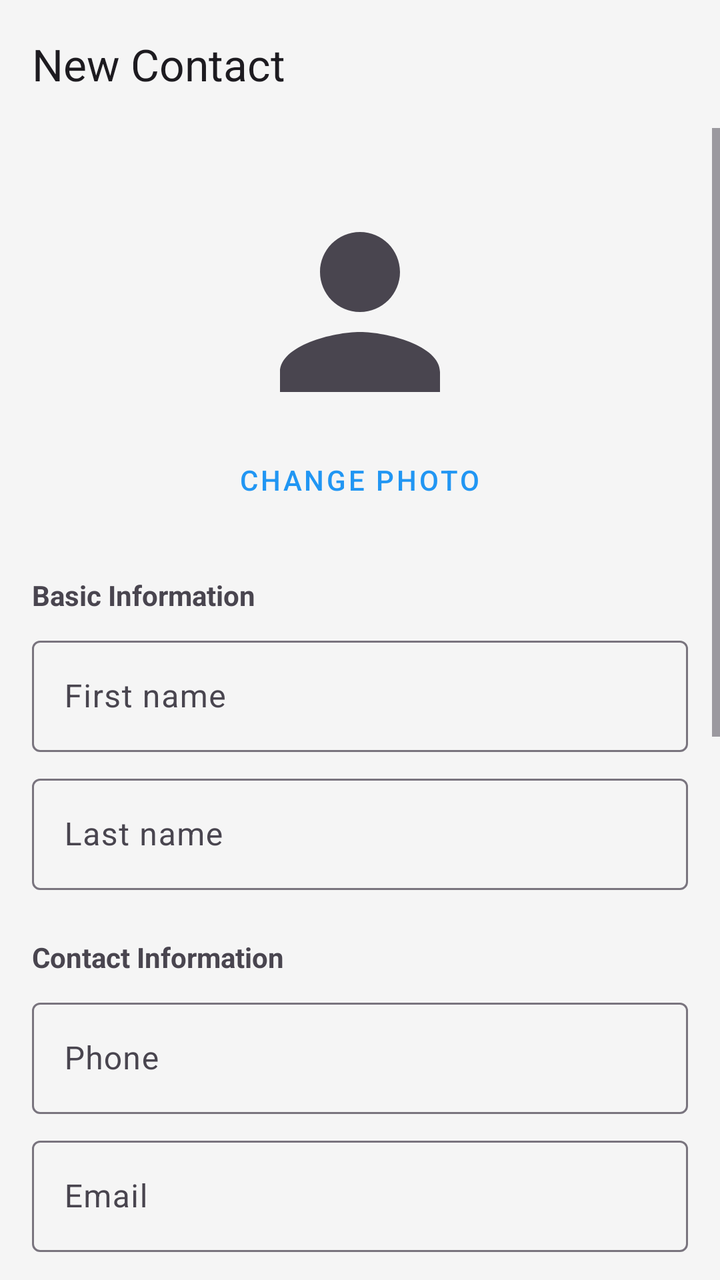
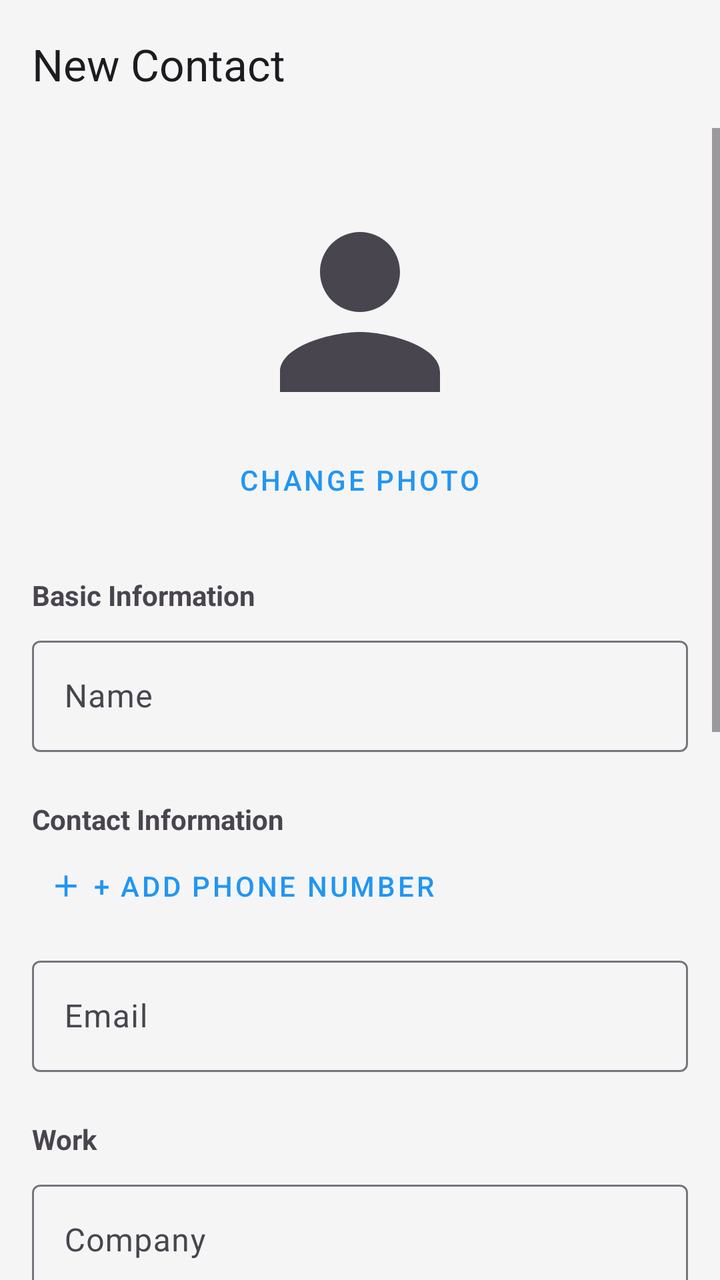

An Android layout rendered at two revisions. The XML below is the earlier revision; the diff shows what the commit changed to produce the second picture.
<!-- AndroidManifest.xml: application theme Theme.ContactVIP -->
<!-- res/layout/activity_add_edit_contact.xml -->
<?xml version="1.0" encoding="utf-8"?>
<androidx.constraintlayout.widget.ConstraintLayout xmlns:android="http://schemas.android.com/apk/res/android"
    xmlns:app="http://schemas.android.com/apk/res-auto"
    android:layout_width="match_parent"
    android:layout_height="match_parent">

    <com.google.android.material.appbar.MaterialToolbar
        android:id="@+id/toolbar"
        android:layout_width="match_parent"
        android:layout_height="?attr/actionBarSize"
        app:layout_constraintTop_toTopOf="parent"
        app:title="@string/new_contact" />

    <ScrollView
        android:layout_width="match_parent"
        android:layout_height="0dp"
        app:layout_constraintBottom_toBottomOf="parent"
        app:layout_constraintTop_toBottomOf="@id/toolbar">

        <LinearLayout
            android:layout_width="match_parent"
            android:layout_height="wrap_content"
            android:gravity="center_horizontal"
            android:orientation="vertical"
            android:padding="16dp">

            <com.google.android.material.imageview.ShapeableImageView
                android:id="@+id/iv_avatar"
                android:layout_width="120dp"
                android:layout_height="120dp"
                android:layout_marginTop="16dp"
                android:scaleType="centerCrop"
                android:src="@drawable/ic_person"
                app:shapeAppearanceOverlay="@style/ShapeAppearanceOverlay.App.Rounded" />

            <Button
                android:id="@+id/btn_change_photo"
                style="@style/Widget.MaterialComponents.Button.TextButton"
                android:layout_width="wrap_content"
                android:layout_height="wrap_content"
                android:text="Change photo" />

            <TextView
                android:layout_width="match_parent"
                android:layout_height="wrap_content"
                android:layout_marginTop="24dp"
                android:text="Basic Information"
                android:textStyle="bold" />

            <com.google.android.material.textfield.TextInputLayout
                android:id="@+id/til_first_name"
                android:layout_width="match_parent"
                android:layout_height="wrap_content"
                android:layout_marginTop="8dp"
                android:hint="@string/first_name">

                <com.google.android.material.textfield.TextInputEditText
                    android:id="@+id/et_first_name"
                    android:layout_width="match_parent"
                    android:layout_height="wrap_content" />
            </com.google.android.material.textfield.TextInputLayout>

            <com.google.android.material.textfield.TextInputLayout
                android:layout_width="match_parent"
                android:layout_height="wrap_content"
                android:layout_marginTop="8dp"
                android:hint="@string/last_name">

                <com.google.android.material.textfield.TextInputEditText
                    android:id="@+id/et_last_name"
                    android:layout_width="match_parent"
                    android:layout_height="wrap_content" />
            </com.google.android.material.textfield.TextInputLayout>

            <TextView
                android:layout_width="match_parent"
                android:layout_height="wrap_content"
                android:layout_marginTop="24dp"
                android:text="Contact Information"
                android:textStyle="bold" />

            <com.google.android.material.textfield.TextInputLayout
                android:id="@+id/til_phone"
                android:layout_width="match_parent"
                android:layout_height="wrap_content"
                android:layout_marginTop="8dp"
                android:hint="@string/phone">

                <com.google.android.material.textfield.TextInputEditText
                    android:id="@+id/et_phone"
                    android:layout_width="match_parent"
                    android:layout_height="wrap_content"
                    android:inputType="phone" />
            </com.google.android.material.textfield.TextInputLayout>

            <com.google.android.material.textfield.TextInputLayout
                android:id="@+id/til_email"
                android:layout_width="match_parent"
                android:layout_height="wrap_content"
                android:layout_marginTop="8dp"
                android:hint="@string/email">

                <com.google.android.material.textfield.TextInputEditText
                    android:id="@+id/et_email"
                    android:layout_width="match_parent"
                    android:layout_height="wrap_content"
                    android:inputType="textEmailAddress" />
            </com.google.android.material.textfield.TextInputLayout>

            <TextView
                android:layout_width="match_parent"
                android:layout_height="wrap_content"
                android:layout_marginTop="24dp"
                android:text="Work"
                android:textStyle="bold" />

            <com.google.android.material.textfield.TextInputLayout
                android:layout_width="match_parent"
                android:layout_height="wrap_content"
                android:layout_marginTop="8dp"
                android:hint="@string/company">

                <com.google.android.material.textfield.TextInputEditText
                    android:id="@+id/et_company"
                    android:layout_width="match_parent"
                    android:layout_height="wrap_content" />
            </com.google.android.material.textfield.TextInputLayout>

            <com.google.android.material.textfield.TextInputLayout
                android:layout_width="match_parent"
                android:layout_height="wrap_content"
                android:layout_marginTop="8dp"
                android:hint="@string/job_title">

                <com.google.android.material.textfield.TextInputEditText
                    android:id="@+id/et_job_title"
                    android:layout_width="match_parent"
                    android:layout_height="wrap_content" />
            </com.google.android.material.textfield.TextInputLayout>

            <TextView
                android:layout_width="match_parent"
                android:layout_height="wrap_content"
                android:layout_marginTop="24dp"
                android:text="Additional Information"
                android:textStyle="bold" />

            <com.google.android.material.textfield.TextInputLayout
                android:layout_width="match_parent"
                android:layout_height="wrap_content"
                android:layout_marginTop="8dp"
                android:hint="@string/address">

                <com.google.android.material.textfield.TextInputEditText
                    android:id="@+id/et_address"
                    android:layout_width="match_parent"
                    android:layout_height="wrap_content" />
            </com.google.android.material.textfield.TextInputLayout>

            <com.google.android.material.textfield.TextInputLayout
                android:layout_width="match_parent"
                android:layout_height="wrap_content"
                android:layout_marginTop="8dp"
                android:hint="@string/notes">

                <com.google.android.material.textfield.TextInputEditText
                    android:id="@+id/et_notes"
                    android:layout_width="match_parent"
                    android:layout_height="wrap_content"
                    android:gravity="top"
                    android:minLines="3" />
            </com.google.android.material.textfield.TextInputLayout>

            <Button
                android:id="@+id/btn_save"
                android:layout_width="match_parent"
                android:layout_height="wrap_content"
                android:layout_marginTop="32dp"
                android:layout_marginBottom="32dp"
                android:text="@string/save_contact" />

        </LinearLayout>
    </ScrollView>

</androidx.constraintlayout.widget.ConstraintLayout>
<!-- resources referenced by this layout -->
<resources>
  <!-- drawable ic_person (drawable) -->
  <vector xmlns:android="http://schemas.android.com/apk/res/android"
      android:width="24dp"
      android:height="24dp"
      android:viewportWidth="24"
      android:viewportHeight="24"
      android:tint="?attr/colorControlNormal">
      <path
          android:fillColor="@android:color/white"
          android:pathData="M12,12c2.21,0 4,-1.79 4,-4s-1.79,-4 -4,-4s-4,1.79 -4,4s1.79,4 4,4zm0,2c-2.67,0 -8,1.34 -8,4v2h16v-2c0,-2.66 -5.33,-4 -8,-4z"/>
  </vector>
  <string name="address">Address</string>
  <string name="company">Company</string>
  <string name="email">Email</string>
  <string name="first_name">First name</string>
  <string name="job_title">Job title</string>
  <string name="last_name">Last name</string>
  <string name="new_contact">New Contact</string>
  <string name="notes">Notes</string>
  <string name="phone">Phone</string>
  <string name="save_contact">Save Contact</string>
  <style name="ShapeAppearanceOverlay.App.Rounded" parent="">
          <item name="cornerSize">50%</item>
      </style>
  <style name="Theme.ContactVIP" parent="Base.Theme.ContactVIP" />
  <style name="Base.Theme.ContactVIP" parent="Theme.Material3.DayNight.NoActionBar">
          <item name="colorPrimary">@color/primary_light</item>
          <item name="android:windowBackground">@color/background_light</item>
      </style>
  <color name="primary_light">#2196F3</color>
  <color name="background_light">#F5F5F5</color>
</resources>

<!-- the commit's change to res/layout/activity_add_edit_contact.xml (unified diff, before → after) -->
@@ -48,26 +48,14 @@
                 android:textStyle="bold" />
 
             <com.google.android.material.textfield.TextInputLayout
-                android:id="@+id/til_first_name"
+                android:id="@+id/til_name"
                 android:layout_width="match_parent"
                 android:layout_height="wrap_content"
                 android:layout_marginTop="8dp"
-                android:hint="@string/first_name">
+                android:hint="Name">
 
                 <com.google.android.material.textfield.TextInputEditText
-                    android:id="@+id/et_first_name"
-                    android:layout_width="match_parent"
-                    android:layout_height="wrap_content" />
-            </com.google.android.material.textfield.TextInputLayout>
-
-            <com.google.android.material.textfield.TextInputLayout
-                android:layout_width="match_parent"
-                android:layout_height="wrap_content"
-                android:layout_marginTop="8dp"
-                android:hint="@string/last_name">
-
-                <com.google.android.material.textfield.TextInputEditText
-                    android:id="@+id/et_last_name"
+                    android:id="@+id/et_name"
                     android:layout_width="match_parent"
                     android:layout_height="wrap_content" />
             </com.google.android.material.textfield.TextInputLayout>
@@ -79,19 +67,20 @@
                 android:text="Contact Information"
                 android:textStyle="bold" />
 
-            <com.google.android.material.textfield.TextInputLayout
-                android:id="@+id/til_phone"
+            <LinearLayout
+                android:id="@+id/phones_container"
                 android:layout_width="match_parent"
                 android:layout_height="wrap_content"
-                android:layout_marginTop="8dp"
-                android:hint="@string/phone">
+                android:orientation="vertical" />
 
-                <com.google.android.material.textfield.TextInputEditText
-                    android:id="@+id/et_phone"
-                    android:layout_width="match_parent"
-                    android:layout_height="wrap_content"
-                    android:inputType="phone" />
-            </com.google.android.material.textfield.TextInputLayout>
+            <Button
+                android:id="@+id/btn_add_phone"
+                style="@style/Widget.MaterialComponents.Button.TextButton"
+                android:layout_width="wrap_content"
+                android:layout_height="wrap_content"
+                android:layout_gravity="start"
+                android:text="+ Add phone number"
+                app:icon="@drawable/ic_add" />
 
             <com.google.android.material.textfield.TextInputLayout
                 android:id="@+id/til_email"
@@ -171,6 +160,29 @@
                     android:minLines="3" />
             </com.google.android.material.textfield.TextInputLayout>
 
+            <TextView
+                android:layout_width="match_parent"
+                android:layout_height="wrap_content"
+                android:layout_marginTop="24dp"
+                android:text="Groups"
+                android:textStyle="bold" />
+
+            <com.google.android.material.chip.ChipGroup
+                android:id="@+id/group_chips"
+                android:layout_width="match_parent"
+                android:layout_height="wrap_content"
+                android:layout_marginTop="8dp"
+                app:chipSpacing="8dp" />
+
+            <Button
+                android:id="@+id/btn_create_group"
+                style="@style/Widget.MaterialComponents.Button.TextButton"
+                android:layout_width="wrap_content"
+                android:layout_height="wrap_content"
+                android:layout_gravity="start"
+                android:text="+ Create Group"
+                app:icon="@drawable/ic_add" />
+
             <Button
                 android:id="@+id/btn_save"
                 android:layout_width="match_parent"
<!-- resource entries referenced after the edit -->
@@ -1,5 +1,16 @@
 <!-- resources referenced by this layout -->
 <resources>
+  <!-- drawable ic_add (drawable) -->
+  <vector xmlns:android="http://schemas.android.com/apk/res/android"
+      android:width="24dp"
+      android:height="24dp"
+      android:viewportWidth="24"
+      android:viewportHeight="24"
+      android:tint="?attr/colorControlNormal">
+      <path
+          android:fillColor="@android:color/white"
+          android:pathData="M19,13h-6v6h-2v-6H5v-2h6V5h2v6h6v2z"/>
+  </vector>
   <!-- drawable ic_person (drawable) -->
   <vector xmlns:android="http://schemas.android.com/apk/res/android"
       android:width="24dp"
@@ -14,12 +25,9 @@
   <string name="address">Address</string>
   <string name="company">Company</string>
   <string name="email">Email</string>
-  <string name="first_name">First name</string>
   <string name="job_title">Job title</string>
-  <string name="last_name">Last name</string>
   <string name="new_contact">New Contact</string>
   <string name="notes">Notes</string>
-  <string name="phone">Phone</string>
   <string name="save_contact">Save Contact</string>
   <style name="ShapeAppearanceOverlay.App.Rounded" parent="">
           <item name="cornerSize">50%</item>
